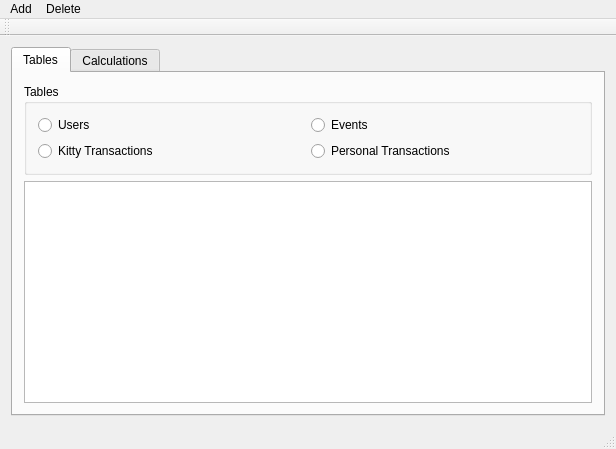
Qt form mainwindow.ui (Kowagunga/CheapyApp_Desktop) before a commit.
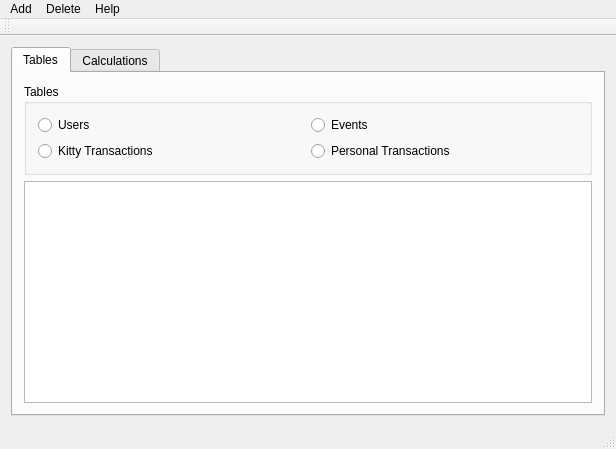
The same form after that commit.

Commit message: Readme (History, todos), VersionNumber in .pro, added About window

```diff
--- a/mainwindow.ui
+++ b/mainwindow.ui
@@ -231,8 +231,15 @@
     <addaction name="actionDeleteEvent"/>
     <addaction name="actionDeleteTransaction"/>
    </widget>
+   <widget class="QMenu" name="menuHelp">
+    <property name="title">
+     <string>Help</string>
+    </property>
+    <addaction name="actionAbout"/>
+   </widget>
    <addaction name="menuAdd"/>
    <addaction name="menuDelete"/>
+   <addaction name="menuHelp"/>
   </widget>
   <widget class="QToolBar" name="mainToolBar">
    <attribute name="toolBarArea">
```
Left out of the diff: 23 changed lines with no effect on the pictures. The commit also changes 4 other files.
